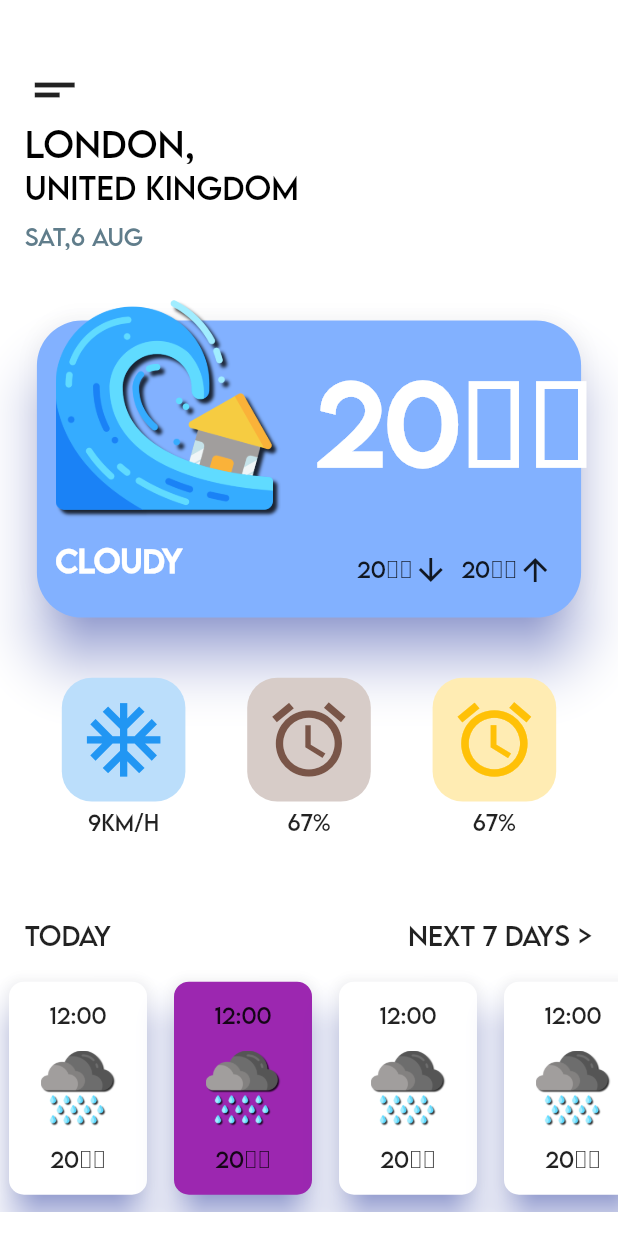
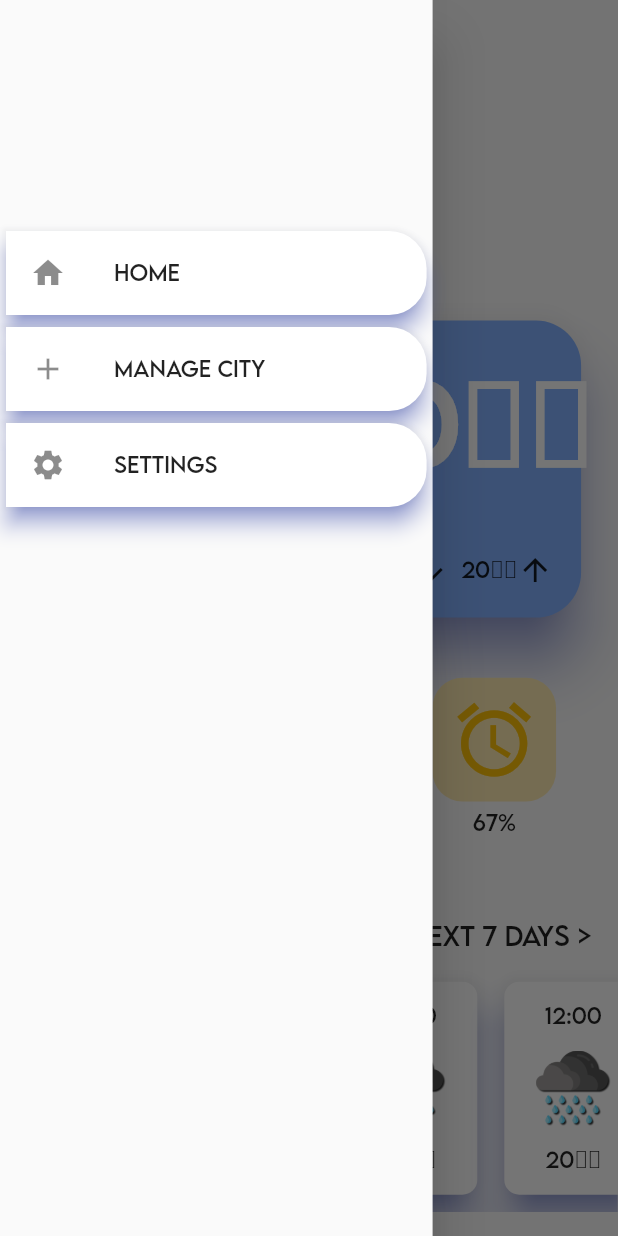
Before and after one commit to anandnet/WeatherO, a Flutter app: the screen it shows after launch, with the side drawer open (before the commit the screen has no drawer), on a phone screen of 412 x 824 dp. Run offline on Flutter 3.47's test engine with Material 2 defaults, Android fonts, the phone set to English and light mode, and no system bars.

Commit message:
Basic Gui Completed

```diff
--- a/lib/main.dart
+++ b/lib/main.dart
@@ -1,5 +1,5 @@
+import 'package:WeatherO/screens/home.dart';
 import 'package:flutter/material.dart';
-import 'package:WeatherO/screens/home_screen.dart';
 
 void main() {
   runApp(MyApp());
--- /dev/null
+++ b/lib/screens/home.dart
@@ -0,0 +1,100 @@
+import 'package:WeatherO/screens/home_screen.dart';
+import 'package:WeatherO/widgets/custom_drawer.dart';
+import 'package:flutter/material.dart';
+
+class Home extends StatefulWidget {
+  @override
+  _HomeState createState() => _HomeState();
+}
+
+class _HomeState extends State<Home> {
+  PageController _pageController;
+  int pageIndex = 0;
+  List _listPlaces = ["A", "B", "C", "D"];
+  final _globalKey = GlobalKey<ScaffoldState>();
+  @override
+  void initState() {
+    _pageController = PageController(initialPage: 0, viewportFraction: .999);
+    _pageController.addListener(() {
+      setState(() {
+        pageIndex = (_pageController.page).ceil();
+      });
+      //print(_pageController.page);
+    });
+    super.initState();
+  }
+
+  @override
+  void dispose() {
+    _pageController.dispose();
+    super.dispose();
+  }
+
+  @override
+  Widget build(BuildContext context) {
+    final size = MediaQuery.of(context).size;
+    return Scaffold(
+      key: _globalKey,
+      drawer: CustomDrawer(),
+      body: Stack(
+        children: [
+          Container(),
+          Container(
+              //color: Colors.black38,
+              margin: EdgeInsets.only(
+                top: 40,
+              ),
+              child: Column(
+                children: [
+                  Stack(
+                    children: [
+                      Container(
+                        padding: EdgeInsets.only(
+                            left: size.width * .04, right: size.width * .04),
+                        height: 40,
+                        alignment: Alignment.centerLeft,
+                        //color: Colors.yellow,
+                        child: GestureDetector(
+                          onTap: () {
+                            _globalKey.currentState.openDrawer();
+                          },
+                          child: Icon(
+                            Icons.short_text,
+                            size: 40,
+                          ),
+                        ),
+                      ),
+                      Center(
+                        child: Container(
+                          height: 40,
+                          width: 60,
+                          child: Row(
+                            crossAxisAlignment: CrossAxisAlignment.center,
+                            mainAxisAlignment: MainAxisAlignment.spaceAround,
+                            children: _listPlaces.map((e) {
+                              if (_listPlaces.indexOf(e) == pageIndex) {
+                                return Container(
+                                    height: 5, width: 5, color: Colors.amber);
+                              } else {
+                                return Container(
+                                    height: 5, width: 5, color: Colors.black);
+                              }
+                            }).toList(),
+                          ),
+                        ),
+                      )
+                    ],
+                  ),
+                  Expanded(
+                    child: PageView(
+                      controller: _pageController,
+                      children: [App(), App(), App(), App()],
+                    ),
+                  ),
+                ],
+              )),
+        ],
+      ),
+    );
+  }
+}
--- a/lib/screens/home_screen.dart
+++ b/lib/screens/home_screen.dart
@@ -5,12 +5,12 @@ import 'package:WeatherO/widgets/color_icons.dart';
 import 'package:WeatherO/widgets/info_widgets.dart';
 import 'package:WeatherO/widgets/side_text.dart';
 
-class Home extends StatefulWidget {
+class App extends StatefulWidget {
   @override
-  _HomeState createState() => _HomeState();
+  _AppState createState() => _AppState();
 }
 
-class _HomeState extends State<Home> {
+class _AppState extends State<App> {
   @override
   void initState() {
     super.initState();
@@ -20,33 +20,8 @@ class _HomeState extends State<Home> {
   Widget build(BuildContext context) {
     final size = MediaQuery.of(context).size;
     return Scaffold(
-      body: Stack(
-        children: [
-          Container(
-            decoration: BoxDecoration(color: Colors.white
-                /*gradient: LinearGradient(
-              begin: Alignment.centerLeft,
-              end: Alignment.bottomRight, //Alignment(1.2, 0.1),
-              colors: [const Color(0xffffffff), Color(0xfff0a5ae)],
-            )*/
-                ),
-          ),
-          Container(
-            margin: EdgeInsets.only(
-              top: 40,
-            ),
+      body: Container(
         child: Column(children: [
-              Container(
-                padding: EdgeInsets.only(
-                    left: size.width * .04, right: size.width * .04),
-                height: 40,
-                alignment: Alignment.centerLeft,
-                //color: Colors.yellow,
-                child: Icon(
-                  Icons.short_text,
-                  size: 40,
-                ),
-              ),
           //Place, Country,Date
           Container(
             //color:Colors.black38,
@@ -155,15 +130,15 @@ class _HomeState extends State<Home> {
                           padding: EdgeInsets.only(
                               top: 0, left: size.width * .09),
                           alignment: Alignment.topLeft,
-                              child: ColorIcons("tsunami",
-                                  size.width / size.height * 300),
+                          child: ColorIcons(
+                              "wind_cloud", size.width / size.height * 300),
                         ),
                       ],
                     ),
                   ),
                   Container(
                     //color:Colors.redAccent,
-                        height: size.aspectRatio *350,// .18,
+                    height: size.aspectRatio * 350, // .18,
                     child: Row(
                       mainAxisAlignment: MainAxisAlignment.spaceEvenly,
                       children: [
@@ -214,8 +189,8 @@ class _HomeState extends State<Home> {
                           children: [
                             Container(
                               //margin: const EdgeInsets.only(left:20),
-                                  height: size.aspectRatio *300,// .16,
-                                  width: size.aspectRatio *200,// .23,
+                              height: size.aspectRatio * 300, // .16,
+                              width: size.aspectRatio * 200, // .23,
                               child: Card(
                                 color: item == 1
                                     ? Colors.purple
@@ -230,7 +205,8 @@ class _HomeState extends State<Home> {
                                       MainAxisAlignment.spaceEvenly,
                                   children: [
                                     Text("12:00"),
-                                        ColorIcons("rain", size.aspectRatio*100),
+                                    ColorIcons(
+                                        "rain", size.aspectRatio * 100),
                                     Text("20\u2070\u1d9c")
                                   ],
                                 ),
@@ -247,28 +223,27 @@ class _HomeState extends State<Home> {
           ),
           //wind
         ]),
-          )
-        ],
       ),
     );
   }
 
-  void _decode(){
+  void _decode() {
     print("object");
-    var x =json.decode(data);
+    var x = json.decode(data);
     print(x["hourly"][0]);
     print(x["hourly"][1]);
-    List hourly=x["hourly"];
+    List hourly = x["hourly"];
     hourly.forEach((element) {
-      DateTime x=DateTime.fromMillisecondsSinceEpoch(element["dt"]*1000,isUtc: true);
-      DateTime currentTimeZone=x.add(Duration(hours: 5,minutes: 30));
+      DateTime x = DateTime.fromMillisecondsSinceEpoch(element["dt"] * 1000,
+          isUtc: true);
+      DateTime currentTimeZone = x.add(Duration(hours: 5, minutes: 30));
       print("count=$currentTimeZone");
     });
     //today data
 
-  var xy=DateTime.fromMillisecondsSinceEpoch(1602300468*1000,isUtc: true);
+    var xy =
+        DateTime.fromMillisecondsSinceEpoch(1602300468 * 1000, isUtc: true);
     print(xy);
-
   }
 
   final List<String> hourdata = [
--- a/lib/widgets/color_icons.dart
+++ b/lib/widgets/color_icons.dart
@@ -1,9 +1,5 @@
-import 'dart:convert';
 import 'dart:ui';
 import 'package:flutter/material.dart';
-import 'package:flutter_svg/flutter_svg.dart';
-import 'package:flutter/material.dart';
-
 class ColorIcons extends StatelessWidget {
   final String name;
   final double size;
--- /dev/null
+++ b/lib/widgets/custom_drawer.dart
@@ -0,0 +1,47 @@
+import 'package:WeatherO/screens/city_screen.dart';
+import 'package:WeatherO/screens/home.dart';
+import 'package:WeatherO/screens/setting_screen.dart';
+import 'package:flutter/material.dart';
+
+class CustomDrawer extends StatelessWidget {
+  @override
+  Widget build(BuildContext context) {
+    return Container(
+      width: MediaQuery.of(context).size.width * .7,
+      child: Drawer(
+          child: Container(
+        margin: EdgeInsets.only(top: 150),
+        child: Column(children: [
+           _tile("Home", Icons.home, () {
+            Navigator.pushReplacement(context, MaterialPageRoute(builder: (context){
+              return Home();
+            }));
+          }),
+          _tile("Manage City", Icons.add, () {
+            Navigator.pushReplacement(context, MaterialPageRoute(builder: (context){
+              return ManageCity();
+            }));
+          }),
+          _tile("Settings", Icons.settings, () {
+            Navigator.pushReplacement(context, MaterialPageRoute(builder: (context){
+              return SettingScreen();
+            }));
+          })
+        ]),
+      )),
+    );
+  }
+
+  Widget _tile(String title, IconData icon, Function onTap) {
+    return Card(
+      shape: RoundedRectangleBorder(borderRadius: BorderRadius.only(topRight: Radius.circular(25),bottomRight: Radius.circular(25)),),
+      shadowColor: Color(0xff536DFE),
+      elevation: 6,
+      child: ListTile(
+    leading: Icon(icon),
+    title: Text(title),
+    onTap: onTap,
+      ),
+    );
+  }
+}
```
Also changed, not shown: lib/screens/city_screen.dart (added, +161 -0 lines), lib/screens/setting_screen.dart (added, +71 -0 lines). Lines whose indentation alone changed are shown as unchanged.
